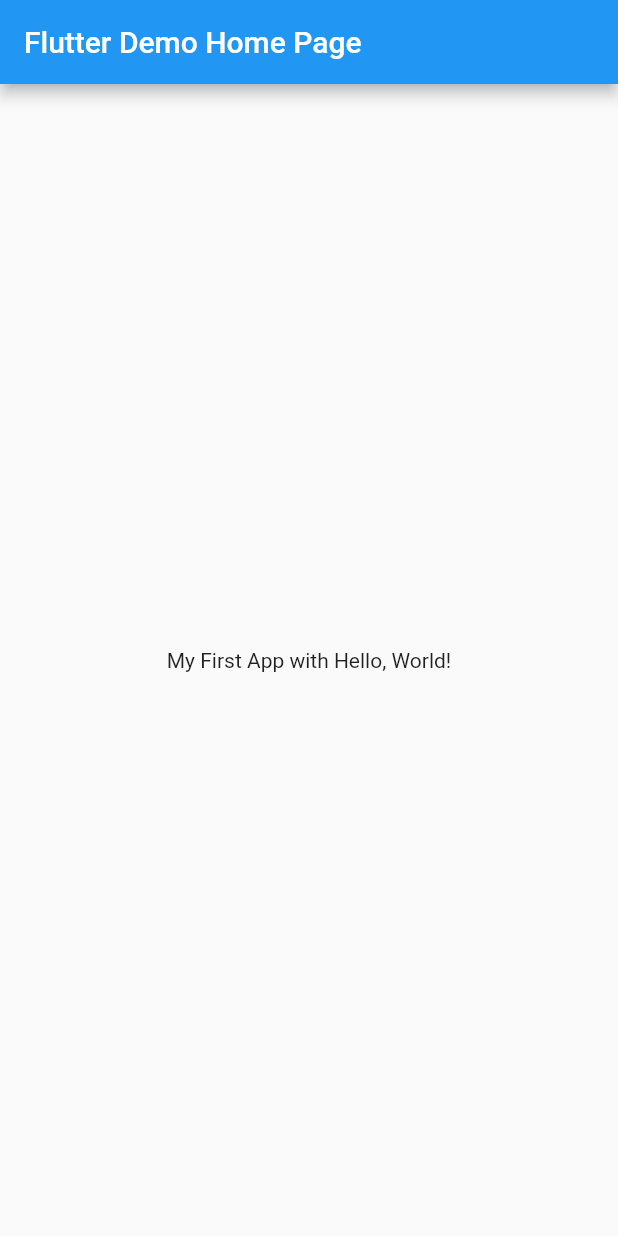
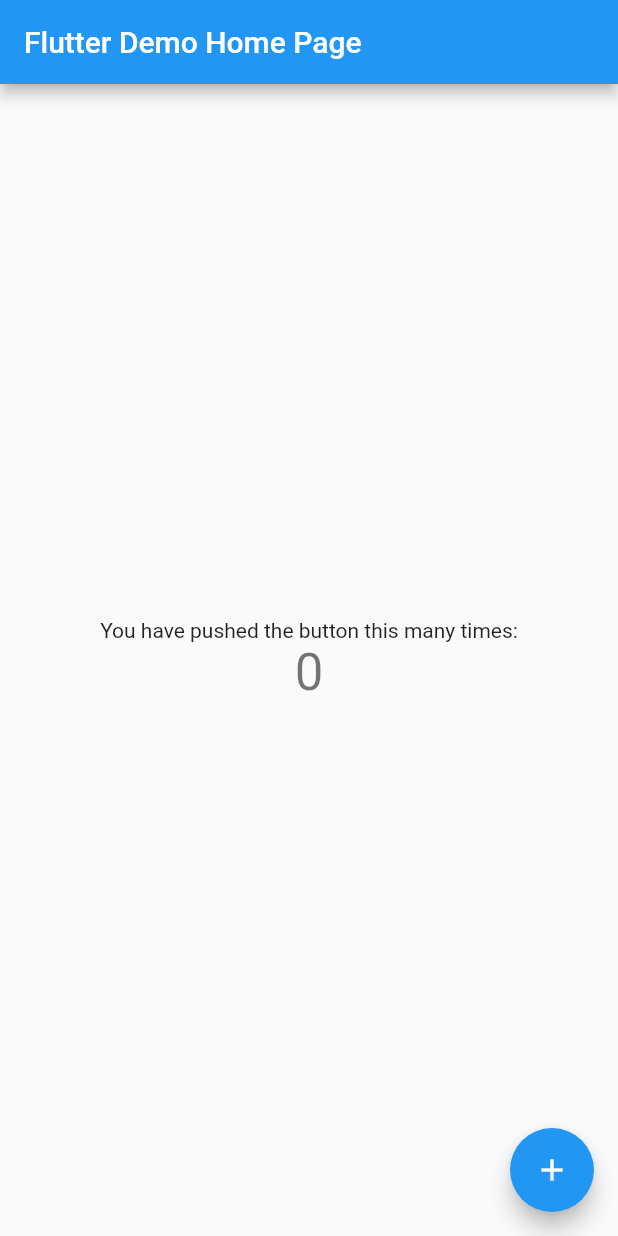
Before and after one commit to KKSomdeev5/HelloWorld, a Flutter app: the screen it shows after launch, on a phone screen of 412 x 824 dp. Run offline on Flutter 3.47's test engine with Material 2 defaults, Android fonts, the phone set to English and light mode, and no system bars.

```diff
--- a/lib/main.dart
+++ b/lib/main.dart
@@ -1,42 +1,113 @@
 import 'package:flutter/material.dart';
 
-void main() => runApp(MyApp());
+void main() {
+  runApp(MyApp());
+}
 
 class MyApp extends StatelessWidget {
   // This widget is the root of your application.
   @override
   Widget build(BuildContext context) {
     return MaterialApp(
-      // Application name
-      title: 'Flutter Hello World',
-      // Application theme data, you can set the colors for the application as
-      // you want
+      title: 'Flutter Demo',
       theme: ThemeData(
+        // This is the theme of your application.
+        //
+        // Try running your application with "flutter run". You'll see the
+        // application has a blue toolbar. Then, without quitting the app, try
+        // changing the primarySwatch below to Colors.green and then invoke
+        // "hot reload" (press "r" in the console where you ran "flutter run",
+        // or simply save your changes to "hot reload" in a Flutter IDE).
+        // Notice that the counter didn't reset back to zero; the application
+        // is not restarted.
         primarySwatch: Colors.blue,
       ),
-      // A widget which will be started on application startup
       home: MyHomePage(title: 'Flutter Demo Home Page'),
     );
   }
 }
 
-class MyHomePage extends StatelessWidget {
+class MyHomePage extends StatefulWidget {
+  MyHomePage({Key key, this.title}) : super(key: key);
+
+  // This widget is the home page of your application. It is stateful, meaning
+  // that it has a State object (defined below) that contains fields that affect
+  // how it looks.
+
+  // This class is the configuration for the state. It holds the values (in this
+  // case the title) provided by the parent (in this case the App widget) and
+  // used by the build method of the State. Fields in a Widget subclass are
+  // always marked "final".
+
   final String title;
 
-  const MyHomePage({@required this.title});
+  @override
+  _MyHomePageState createState() => _MyHomePageState();
+}
+
+class _MyHomePageState extends State<MyHomePage> {
+  int _counter = 0;
+
+  void _incrementCounter() {
+    setState(() {
+      // This call to setState tells the Flutter framework that something has
+      // changed in this State, which causes it to rerun the build method below
+      // so that the display can reflect the updated values. If we changed
+      // _counter without calling setState(), then the build method would not be
+      // called again, and so nothing would appear to happen.
+      _counter++;
+    });
+  }
 
   @override
   Widget build(BuildContext context) {
+    // This method is rerun every time setState is called, for instance as done
+    // by the _incrementCounter method above.
+    //
+    // The Flutter framework has been optimized to make rerunning build methods
+    // fast, so that you can just rebuild anything that needs updating rather
+    // than having to individually change instances of widgets.
     return Scaffold(
       appBar: AppBar(
-        // The title text which will be shown on the action bar
-        title: Text(title),
+        // Here we take the value from the MyHomePage object that was created by
+        // the App.build method, and use it to set our appbar title.
+        title: Text(widget.title),
       ),
       body: Center(
-        child: Text(
-          'My First App with Hello, World!',
+        // Center is a layout widget. It takes a single child and positions it
+        // in the middle of the parent.
+        child: Column(
+          // Column is also a layout widget. It takes a list of children and
+          // arranges them vertically. By default, it sizes itself to fit its
+          // children horizontally, and tries to be as tall as its parent.
+          //
+          // Invoke "debug painting" (press "p" in the console, choose the
+          // "Toggle Debug Paint" action from the Flutter Inspector in Android
+          // Studio, or the "Toggle Debug Paint" command in Visual Studio Code)
+          // to see the wireframe for each widget.
+          //
+          // Column has various properties to control how it sizes itself and
+          // how it positions its children. Here we use mainAxisAlignment to
+          // center the children vertically; the main axis here is the vertical
+          // axis because Columns are vertical (the cross axis would be
+          // horizontal).
+          mainAxisAlignment: MainAxisAlignment.center,
+          children: <Widget>[
+            Text(
+              'You have pushed the button this many times:',
+            ),
+            Text(
+              '$_counter',
+              style: Theme.of(context).textTheme.headline4,
+            ),
+          ],
         ),
       ),
+      floatingActionButton: FloatingActionButton(
+        onPressed: _incrementCounter,
+        tooltip: 'Increment',
+        child: Icon(Icons.add),
+      ), // This trailing comma makes auto-formatting nicer for build methods.
     );
   }
 }
```
Also changed, not shown: pubspec.yaml (+10 -6 lines).
